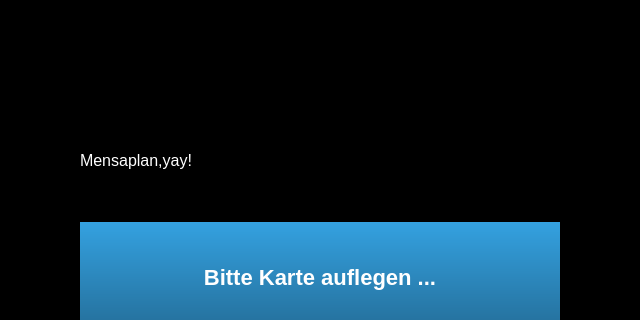
This is Ui/screensaver.ui in fsiwi-hka/coffeesale as Qt 5 draws it before an edit; both pictures show x 100 to 740 and y 225 to 545 of the 1104 by 731 pixel window. The edited form follows.
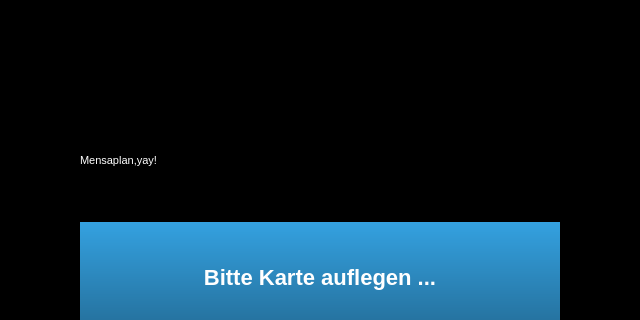
This is the edited form. Icons and pictures are not drawn.

Commit message: Fixes some screensaver issues

What changed in the file:
```diff
--- a/Ui/screensaver.ui
+++ b/Ui/screensaver.ui
@@ -70,6 +70,12 @@
    <layout class="QVBoxLayout" name="verticalLayout">
     <item>
      <widget class="QLabel" name="mensaLabel">
+      <property name="maximumSize">
+       <size>
+        <width>550</width>
+        <height>16777215</height>
+       </size>
+      </property>
       <property name="palette">
        <palette>
         <active>
@@ -487,7 +493,7 @@
       </property>
       <property name="font">
        <font>
-        <pointsize>12</pointsize>
+        <pointsize>8</pointsize>
        </font>
       </property>
       <property name="text">
```
The commit also changes 1 other file.
